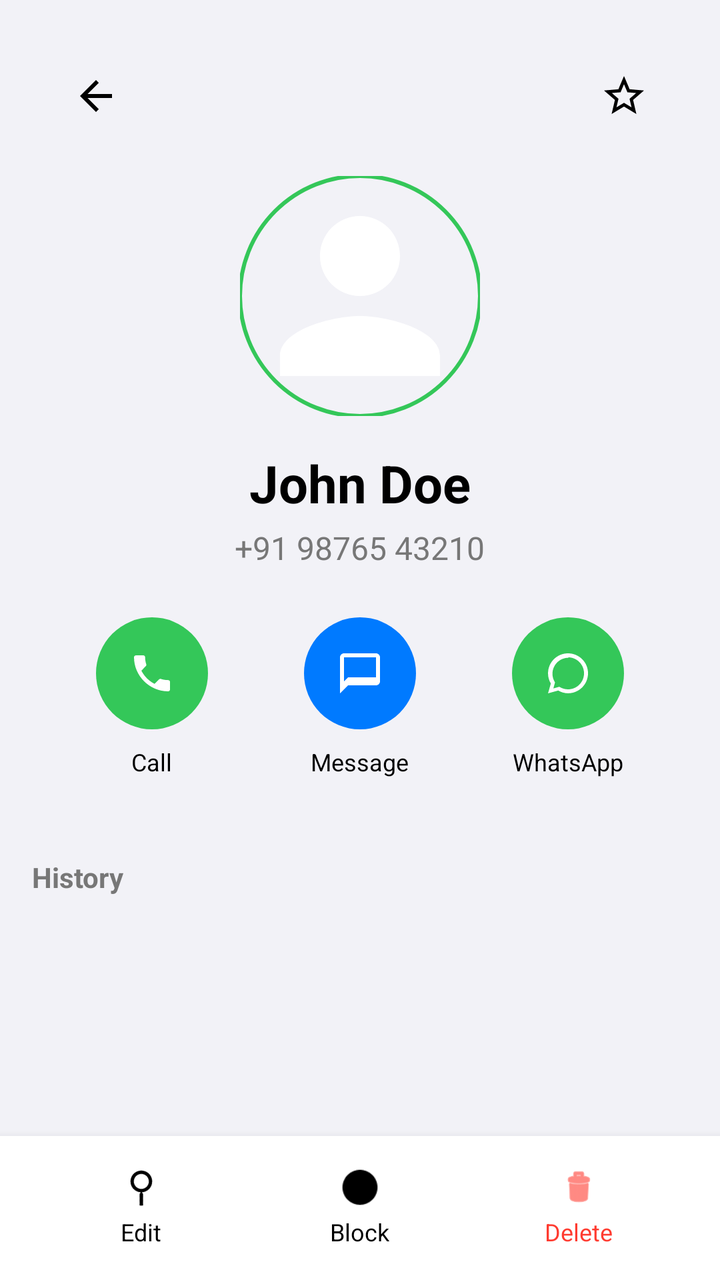
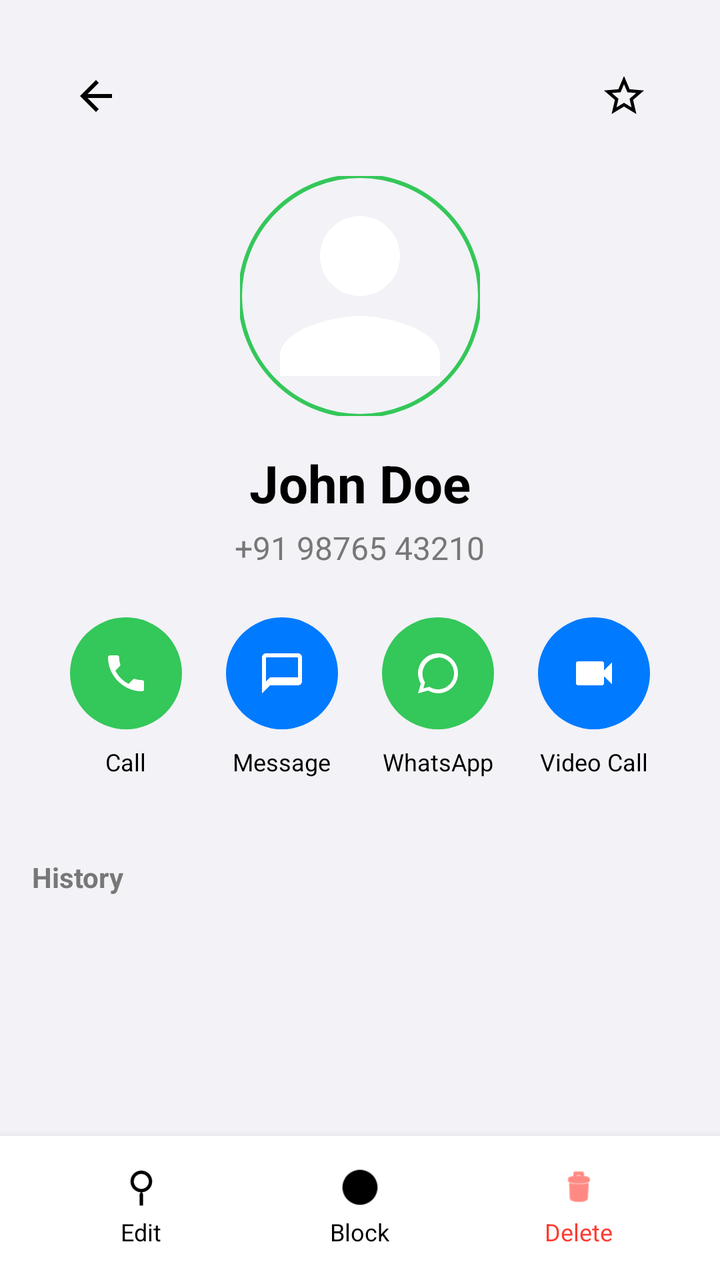

Screens rendered from an Android XML layout before and after an edit, with the pre-edit source and the edit as a unified diff.
<!-- AndroidManifest.xml: application theme Theme.GDialer -->
<!-- res/layout/activity_contact_details.xml -->
<?xml version="1.0" encoding="utf-8"?>
<androidx.coordinatorlayout.widget.CoordinatorLayout xmlns:android="http://schemas.android.com/apk/res/android"
    xmlns:app="http://schemas.android.com/apk/res-auto"
    android:layout_width="match_parent"
    android:layout_height="match_parent"
    android:background="@color/app_background">

    <com.google.android.material.appbar.AppBarLayout
        android:id="@+id/detailsAppBar"
        android:layout_width="match_parent"
        android:layout_height="wrap_content"
        android:background="@color/app_background"
        app:elevation="0dp">

        <com.google.android.material.appbar.CollapsingToolbarLayout
            android:layout_width="match_parent"
            android:layout_height="wrap_content"
            app:layout_scrollFlags="scroll|exitUntilCollapsed">

            <LinearLayout
                android:layout_width="match_parent"
                android:layout_height="wrap_content"
                android:gravity="center_horizontal"
                android:orientation="vertical"
                android:padding="24dp">

                
                <RelativeLayout
                    android:layout_width="match_parent"
                    android:layout_height="wrap_content"
                    android:layout_marginBottom="16dp">

                    <ImageButton
                        android:id="@+id/btnBack"
                        android:layout_width="48dp"
                        android:layout_height="48dp"
                        android:background="?attr/selectableItemBackgroundBorderless"
                        android:src="?attr/actionModeCloseDrawable"
                        app:tint="@color/text_primary" />

                    <ImageButton
                        android:id="@+id/btnFavoriteToggle"
                        android:layout_width="48dp"
                        android:layout_height="48dp"
                        android:layout_alignParentEnd="true"
                        android:background="?attr/selectableItemBackgroundBorderless"
                        android:src="@drawable/ic_star_border"
                        app:tint="@color/text_primary" />
                </RelativeLayout>

                
                <com.google.android.material.imageview.ShapeableImageView
                    android:id="@+id/ivDetailAvatar"
                    android:layout_width="@dimen/contact_detail_avatar_size"
                    android:layout_height="@dimen/contact_detail_avatar_size"
                    android:scaleType="centerCrop"
                    android:src="@drawable/ic_contacts"
                    app:strokeColor="@color/accent_green"
                    app:strokeWidth="2dp"
                    app:shapeAppearanceOverlay="@style/CircleImage" />

                
                <TextView
                    android:id="@+id/tvDetailName"
                    android:layout_width="wrap_content"
                    android:layout_height="wrap_content"
                    android:layout_marginTop="16dp"
                    android:text="John Doe"
                    android:textColor="@color/text_primary"
                    android:textSize="26sp"
                    android:textStyle="bold" />

                
                <TextView
                    android:id="@+id/tvDetailNumber"
                    android:layout_width="wrap_content"
                    android:layout_height="wrap_content"
                    android:layout_marginTop="4dp"
                    android:text="+91 98765 43210"
                    android:textColor="@color/text_secondary"
                    android:textSize="16sp" />

                <TextView
                    android:id="@+id/tvDetailLocation"
                    android:layout_width="wrap_content"
                    android:layout_height="wrap_content"
                    android:layout_marginTop="2dp"
                    android:textColor="@color/text_secondary"
                    android:textSize="14sp"
                    android:visibility="gone" />

                
                <LinearLayout
                    android:layout_width="match_parent"
                    android:layout_height="wrap_content"
                    android:layout_marginTop="24dp"
                    android:gravity="center"
                    android:orientation="horizontal">

                    
                    <LinearLayout style="@style/ContactDetailActionContainer" android:id="@+id/layoutCall">
                        <FrameLayout style="@style/ContactDetailActionIconBg" android:background="@drawable/green_circle">
                            <ImageView style="@style/ContactDetailActionIcon" android:src="@drawable/ic_phone" app:tint="@color/white" />
                        </FrameLayout>
                        <TextView style="@style/ContactDetailActionText" android:text="Call" />
                    </LinearLayout>

                    
                    <LinearLayout style="@style/ContactDetailActionContainer" android:id="@+id/layoutMessage">
                        <FrameLayout style="@style/ContactDetailActionIconBg" android:background="@drawable/blue_circle">
                            <ImageView style="@style/ContactDetailActionIcon" android:src="@drawable/ic_message" app:tint="@color/white" />
                        </FrameLayout>
                        <TextView style="@style/ContactDetailActionText" android:text="Message" />
                    </LinearLayout>

                    
                    <LinearLayout style="@style/ContactDetailActionContainer" android:id="@+id/layoutWhatsApp">
                        <FrameLayout style="@style/ContactDetailActionIconBg" android:background="@drawable/green_circle">
                            <ImageView style="@style/ContactDetailActionIcon" android:src="@drawable/ic_whatsapp" />
                        </FrameLayout>
                        <TextView style="@style/ContactDetailActionText" android:text="WhatsApp" />
                    </LinearLayout>

                </LinearLayout>

            </LinearLayout>
        </com.google.android.material.appbar.CollapsingToolbarLayout>
    </com.google.android.material.appbar.AppBarLayout>

    <LinearLayout
        android:layout_width="match_parent"
        android:layout_height="match_parent"
        android:orientation="vertical"
        android:padding="16dp"
        android:paddingBottom="80dp"
        android:clipToPadding="false"
        app:layout_behavior="@string/appbar_scrolling_view_behavior">

        <TextView
            android:layout_width="wrap_content"
            android:layout_height="wrap_content"
            android:layout_marginBottom="12dp"
            android:text="History"
            android:textColor="@color/text_secondary"
            android:textSize="14sp"
            android:textStyle="bold" />

        <androidx.recyclerview.widget.RecyclerView
            android:id="@+id/rvDetailCallHistory"
            android:layout_width="match_parent"
            android:layout_height="match_parent"
            android:clipToPadding="false"
            android:paddingBottom="24dp" />
    </LinearLayout>

    
    <LinearLayout
        android:id="@+id/bottomBar"
        android:layout_width="match_parent"
        android:layout_height="72dp"
        android:layout_gravity="bottom"
        android:background="@color/card_bg"
        android:orientation="horizontal"
        android:elevation="8dp"
        android:paddingHorizontal="16dp"
        android:gravity="center_vertical">

        
        <LinearLayout
            android:id="@+id/layoutBottomEdit"
            android:layout_width="0dp"
            android:layout_height="match_parent"
            android:layout_weight="1"
            android:gravity="center"
            android:orientation="vertical"
            android:clickable="true"
            android:focusable="true"
            android:background="?attr/selectableItemBackground">
            <ImageView
                android:layout_width="20dp"
                android:layout_height="20dp"
                android:src="@drawable/ic_search"
                android:rotation="45"
                app:tint="@color/text_primary" />
            <TextView
                android:layout_width="wrap_content"
                android:layout_height="wrap_content"
                android:layout_marginTop="4dp"
                android:text="Edit"
                android:textColor="@color/text_primary"
                android:textSize="12sp" />
        </LinearLayout>

        
        <LinearLayout
            android:id="@+id/layoutBottomBlock"
            android:layout_width="0dp"
            android:layout_height="match_parent"
            android:layout_weight="1"
            android:gravity="center"
            android:orientation="vertical"
            android:clickable="true"
            android:focusable="true"
            android:background="?attr/selectableItemBackground">

            <ImageView
                android:id="@+id/ivBottomBlockIcon"
                android:layout_width="20dp"
                android:layout_height="20dp"
                android:src="@android:drawable/presence_offline"
                app:tint="@color/text_primary" />
            <TextView
                android:id="@+id/tvBottomBlockText"
                android:layout_width="wrap_content"
                android:layout_height="wrap_content"
                android:layout_marginTop="4dp"
                android:text="Block"
                android:textColor="@color/text_primary"
                android:textSize="12sp" />
        </LinearLayout>

        
        <LinearLayout
            android:id="@+id/layoutBottomDelete"
            android:layout_width="0dp"
            android:layout_height="match_parent"
            android:layout_weight="1"
            android:gravity="center"
            android:orientation="vertical"
            android:clickable="true"
            android:focusable="true"
            android:background="?attr/selectableItemBackground">

            <ImageView
                android:layout_width="20dp"
                android:layout_height="20dp"
                android:src="@android:drawable/ic_menu_delete"
                app:tint="@color/accent_red" />
            <TextView
                android:layout_width="wrap_content"
                android:layout_height="wrap_content"
                android:layout_marginTop="4dp"
                android:text="Delete"
                android:textColor="@color/accent_red"
                android:textSize="12sp" />
        </LinearLayout>
    </LinearLayout>

</androidx.coordinatorlayout.widget.CoordinatorLayout>
<!-- resources referenced by this layout -->
<resources>
  <color name="accent_green">#34C759</color>
  <color name="accent_red">#FF3B30</color>
  <color name="app_background">#F2F2F7</color>
  <color name="card_bg">#FFFFFF</color>
  <color name="text_primary">#000000</color>
  <color name="text_secondary">#777777</color>
  <color name="white">#FFFFFF</color>
  <dimen name="contact_detail_avatar_size">120dp</dimen>
  <!-- drawable blue_circle (drawable) -->
  <?xml version="1.0" encoding="utf-8"?>
  <ripple xmlns:android="http://schemas.android.com/apk/res/android"
      android:color="#4DFFFFFF">
      <item android:id="@android:id/mask">
          <shape android:shape="oval">
              <solid android:color="#FFFFFF" />
          </shape>
      </item>
      <item>
          <shape android:shape="oval">
              <solid android:color="#007AFF" />
          </shape>
      </item>
  </ripple>
  <!-- drawable green_circle (drawable) -->
  <?xml version="1.0" encoding="utf-8"?>
  <ripple xmlns:android="http://schemas.android.com/apk/res/android"
      android:color="#4DFFFFFF">
      <item android:id="@android:id/mask">
          <shape android:shape="oval">
              <solid android:color="#FFFFFF" />
          </shape>
      </item>
      <item>
          <shape android:shape="oval">
              <solid android:color="#34C759" />
          </shape>
      </item>
  </ripple>
  <!-- drawable ic_contacts (drawable) -->
  <vector xmlns:android="http://schemas.android.com/apk/res/android"
      android:width="24dp"
      android:height="24dp"
      android:viewportWidth="24"
      android:viewportHeight="24">
      <path
          android:fillColor="#FFFFFF"
          android:pathData="M12,12c2.21,0 4,-1.79 4,-4s-1.79,-4 -4,-4 -4,1.79 -4,4 1.79,4 4,4z M12,14c-2.67,0 -8,1.34 -8,4v2h16v-2c0,-2.66 -5.33,-4 -8,-4z"/>
  </vector>
  <!-- drawable ic_message (drawable) -->
  <vector xmlns:android="http://schemas.android.com/apk/res/android"
      android:width="24dp"
      android:height="24dp"
      android:viewportWidth="24"
      android:viewportHeight="24">
      <path
          android:fillColor="#FFFFFF"
          android:pathData="M20,2H4C2.9,2 2,2.9 2,4v18l4,-4h14c1.1,0 2,-0.9 2,-2V4C22,2.9 21.1,2 20,2zM20,14H6l-2,2V4h16V14z"/>
  </vector>
  <style name="CircleImage">
          <item name="cornerFamily">rounded</item>
          <item name="cornerSize">50%</item>
      </style>
  <style name="ContactDetailActionIcon">
          <item name="android:layout_width">24dp</item>
          <item name="android:layout_height">24dp</item>
          <item name="android:layout_gravity">center</item>
      </style>
  <style name="ContactDetailActionIconBg">
          <item name="android:layout_width">56dp</item>
          <item name="android:layout_height">56dp</item>
          <item name="android:layout_gravity">center</item>
      </style>
  <style name="ContactDetailActionText">
          <item name="android:layout_width">wrap_content</item>
          <item name="android:layout_height">wrap_content</item>
          <item name="android:textColor">@color/text_primary</item>
          <item name="android:textSize">12sp</item>
          <item name="android:layout_marginTop">8dp</item>
          <item name="android:layout_gravity">center</item>
      </style>
  <color name="gray_light">#888888</color>
  <color name="nav_bar_color">#FFFFFF</color>
  <color name="status_bar_color">#FFFFFF</color>
  <color name="ripple_color">#15000000</color>
  <!-- unchanged entries left out for length: 6 -->
</resources>

<!-- the commit's change to res/layout/activity_contact_details.xml (unified diff, before → after) -->
@@ -119,6 +119,14 @@
                             <ImageView style="@style/ContactDetailActionIcon" android:src="@drawable/ic_whatsapp" />
                         </FrameLayout>
                         <TextView style="@style/ContactDetailActionText" android:text="WhatsApp" />
+                    </LinearLayout>
+
+                    
+                    <LinearLayout style="@style/ContactDetailActionContainer" android:id="@+id/layoutVideoCall">
+                        <FrameLayout style="@style/ContactDetailActionIconBg" android:background="@drawable/blue_circle">
+                            <ImageView style="@style/ContactDetailActionIcon" android:src="@drawable/ic_video_call" app:tint="@color/white" />
+                        </FrameLayout>
+                        <TextView style="@style/ContactDetailActionText" android:text="Video Call" />
                     </LinearLayout>
 
                 </LinearLayout>
<!-- resource entries referenced after the edit -->
@@ -58,6 +58,16 @@
           android:fillColor="#FFFFFF"
           android:pathData="M20,2H4C2.9,2 2,2.9 2,4v18l4,-4h14c1.1,0 2,-0.9 2,-2V4C22,2.9 21.1,2 20,2zM20,14H6l-2,2V4h16V14z"/>
   </vector>
+  <!-- drawable ic_video_call (drawable) -->
+  <vector xmlns:android="http://schemas.android.com/apk/res/android"
+      android:width="24dp"
+      android:height="24dp"
+      android:viewportWidth="24"
+      android:viewportHeight="24">
+      <path
+          android:fillColor="#FFFFFF"
+          android:pathData="M17,10.5V7c0,-0.55 -0.45,-1 -1,-1H4C3.45,6 3,6.45 3,7v10c0,0.55 0.45,1 1,1h12c0.55,0 1,-0.45 1,-1v-3.5l4,4v-11l-4,4z"/>
+  </vector>
   <style name="CircleImage">
           <item name="cornerFamily">rounded</item>
           <item name="cornerSize">50%</item>
